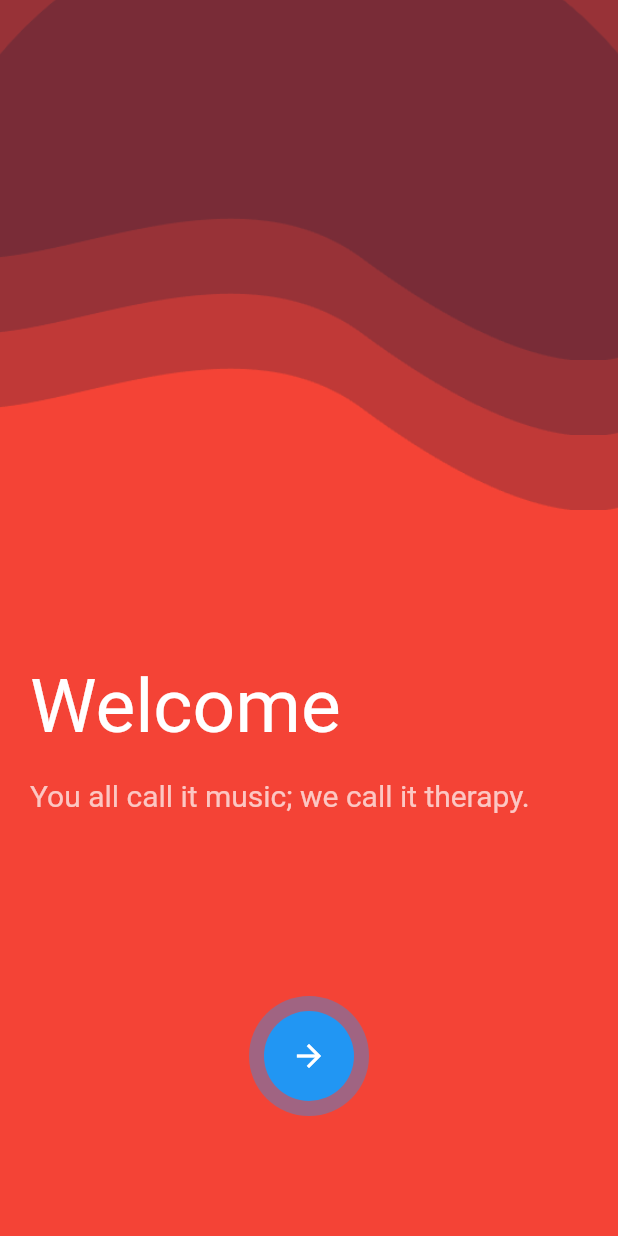
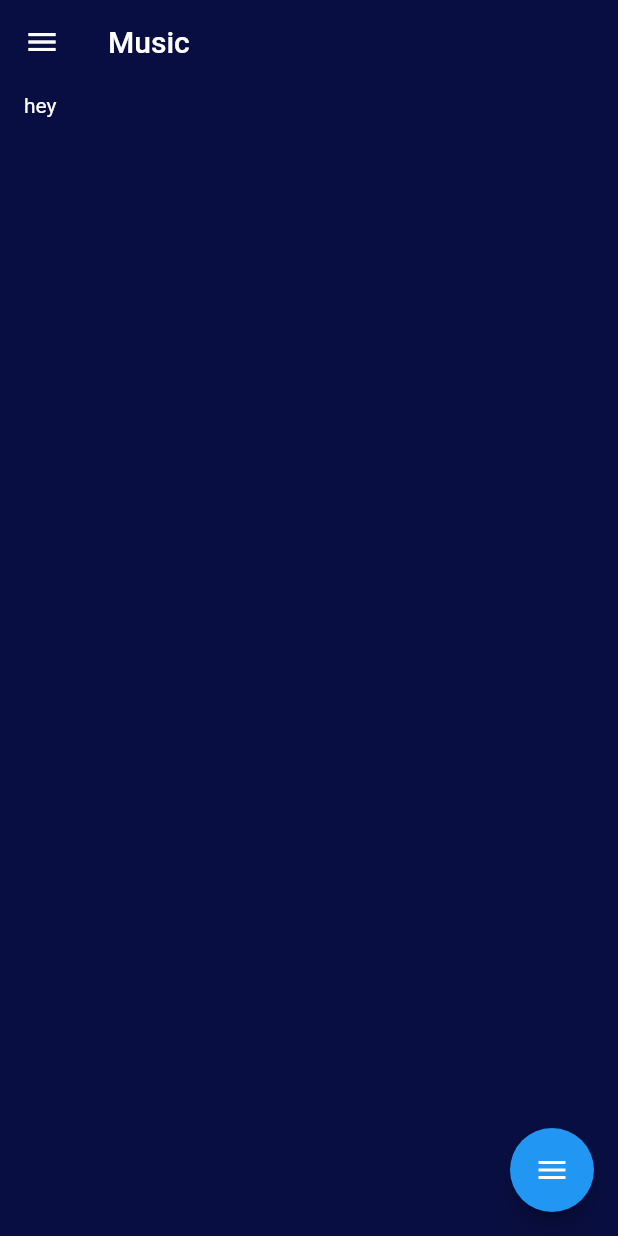
Before and after one commit to Yogi-7y/mood-flutter-frontend, a Flutter app: the screen it shows after launch, on a phone screen of 412 x 824 dp. Run offline on Flutter 3.47's test engine with Material 2 defaults, Android fonts, the phone set to English and light mode, and no system bars; drawn by our look-alikes of flutter_speed_dial; our stand-ins replace animated_text_kit, firebase_auth, modal_progress_hud, page_transition, simple_animations; accounts and stored records are empty.

```diff
--- a/lib/constants/constants.dart
+++ b/lib/constants/constants.dart
@@ -1,4 +1,8 @@
 import 'package:flutter/material.dart';
+
+const KAppGlobalColor = Color.fromRGBO(3, 9, 23, 1);
+const KBlueColor = Color(0xFF090e42);
+const KPinkColor = Color(0xFFff6b80);
 
 const kSendButtonTextStyle = TextStyle(
   color: Colors.lightBlueAccent,
--- a/lib/main.dart
+++ b/lib/main.dart
@@ -1,18 +1,22 @@
 import 'package:flutter/material.dart';
 import 'package:mood_frontend/screens/chat_screen.dart';
+import 'package:mood_frontend/screens/home_screen.dart';
 import 'package:mood_frontend/screens/login_screen.dart';
+import 'package:mood_frontend/screens/movies_screen.dart';
 import 'package:mood_frontend/screens/registration_screen.dart';
 import 'screens/splash_screen.dart';
 
 void main() => runApp(
       MaterialApp(
         debugShowCheckedModeBanner: false,
-        initialRoute: SplashScreen.id,
+        initialRoute: HomeScreen.id,
         routes: {
           SplashScreen.id: (context) => SplashScreen(),
           LoginScreen.id: (context) => LoginScreen(),
           RegistrationScreen.id: (context) => RegistrationScreen(),
           ChatScreen.id: (context) => ChatScreen(),
+          HomeScreen.id: (context) => HomeScreen(),
+          MoviesScreen.id: (context) => MoviesScreen(),
         },
       ),
     );
--- /dev/null
+++ b/lib/screens/home_screen.dart
@@ -0,0 +1,75 @@
+import 'package:flutter/material.dart';
+import 'package:flutter_speed_dial/flutter_speed_dial.dart';
+import 'package:mood_frontend/constants/constants.dart';
+import 'package:mood_frontend/screens/chat_screen.dart';
+import 'package:mood_frontend/screens/movies_screen.dart';
+import 'package:mood_frontend/widgets/search_text_field.dart';
+
+class HomeScreen extends StatelessWidget {
+  static String id = 'home_screen';
+  @override
+  Widget build(BuildContext context) {
+    return Scaffold(
+      appBar: AppBar(
+        backgroundColor: KBlueColor,
+        elevation: 0,
+        title: Text('Music'),
+      ),
+      backgroundColor: KBlueColor,
+      resizeToAvoidBottomPadding: false,
+      drawer: Drawer(
+        child: ListView(
+          padding: EdgeInsets.zero,
+          children: <Widget>[
+            DrawerHeader(
+              child: Text('Drawer Header'),
+              decoration: BoxDecoration(color: Colors.deepPurpleAccent),
+            ),
+            ListTile(
+              title: Text('Music'),
+              onTap: () {
+                Navigator.pushReplacementNamed(context, HomeScreen.id);
+              },
+            ),
+            ListTile(
+              title: Text('Movies'),
+              onTap: () {
+                Navigator.pushReplacementNamed(context, MoviesScreen.id);
+              },
+            ),
+          ],
+        ),
+      ),
+      body: SafeArea(
+        child: Padding(
+          padding: const EdgeInsets.symmetric(horizontal: 16.0, vertical: 6.0),
+          child: Column(
+            children: <Widget>[
+              SearchTextField(),
+            ],
+          ),
+        ),
+      ),
+      floatingActionButton: SpeedDial(
+        children: [
+          SpeedDialChild(
+            child: Icon(Icons.camera_front),
+            label: 'Image Picker',
+            onTap: () {},
+          ),
+          SpeedDialChild(
+            child: Icon(Icons.chat_bubble),
+            label: 'Chat',
+            onTap: () {
+              Navigator.pushNamed(context, ChatScreen.id);
+            },
+          )
+        ],
+        animatedIcon: AnimatedIcons.menu_close,
+        overlayColor: Color(0xFF0d0d0d),
+        overlayOpacity: 0.2,
+        curve: Curves.bounceIn,
+      ),
+    );
+  }
+}
--- a/lib/screens/splash_screen.dart
+++ b/lib/screens/splash_screen.dart
@@ -83,8 +83,8 @@ class _SplashScreenState extends State<SplashScreen>
   @override
   Widget build(BuildContext context) {
     return Scaffold(
-      // backgroundColor: Color.fromRGBO(3, 9, 23, 1),
-      backgroundColor: Colors.red,
+      backgroundColor: Color.fromRGBO(3, 9, 23, 1),
+      // backgroundColor: Colors.red,
       body: Container(
         width: double.infinity,
         child: Stack(
--- /dev/null
+++ b/lib/widgets/search_text_field.dart
@@ -0,0 +1,13 @@
+import 'package:flutter/material.dart';
+
+class SearchTextField extends StatelessWidget {
+  @override
+  Widget build(BuildContext context) {
+    return Container(
+      child: Text(
+        'hey',
+        style: TextStyle(color: Colors.white),
+      ),
+    );
+  }
+}
--- a/pubspec.yaml
+++ b/pubspec.yaml
@@ -19,15 +19,14 @@ environment:
 dependencies:
   flutter:
     sdk: flutter
-
-  # The following adds the Cupertino Icons font to your application.
-  # Use with the CupertinoIcons class for iOS style icons.
+  modal_progress_hud: ^0.1.3
   cupertino_icons: ^0.1.2
   simple_animations: ^1.3.8
   page_transition: ^1.1.5
   animated_text_kit: ^2.0.0
   firebase_core: ^0.4.4+2
   firebase_auth: ^0.15.5+2
+  flutter_speed_dial: ^1.2.5
 
 dev_dependencies:
   flutter_test:
```
Also changed, not shown: lib/screens/login_screen.dart (+14 -3 lines), lib/screens/movies_screen.dart (added, +41 -0 lines), lib/screens/registration_screen.dart (+15 -4 lines), pubspec.lock.
